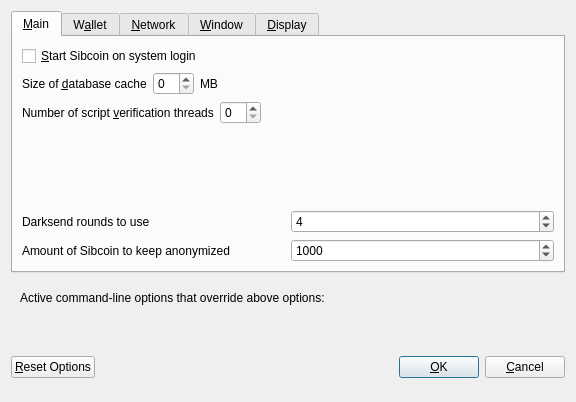
Above: src/qt/forms/optionsdialog.ui from mytestcoin/mytestcoin before the change. Below: the same form after it.
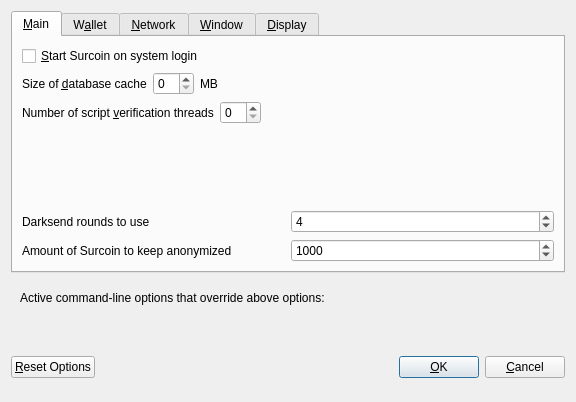
That is the form after the change. Custom widgets are drawn as their Qt base class.

Diff of the .ui file:
```diff
--- a/src/qt/forms/optionsdialog.ui
+++ b/src/qt/forms/optionsdialog.ui
@@ -33,7 +33,7 @@
           <string>Automatically start Sibcoin after logging in to the system.</string>
          </property>
          <property name="text">
-          <string>&amp;Start Sibcoin on system login</string>
+          <string>&amp;Start Surcoin on system login</string>
          </property>
         </widget>
        </item>
@@ -177,7 +177,7 @@
             <string notr="true"/>
            </property>
            <property name="text">
-            <string>Amount of Sibcoin to keep anonymized</string>
+            <string>Amount of Surcoin to keep anonymized</string>
            </property>
           </widget>
          </item>
```
Left out of the diff: 8 changed lines with no effect on the pictures.
